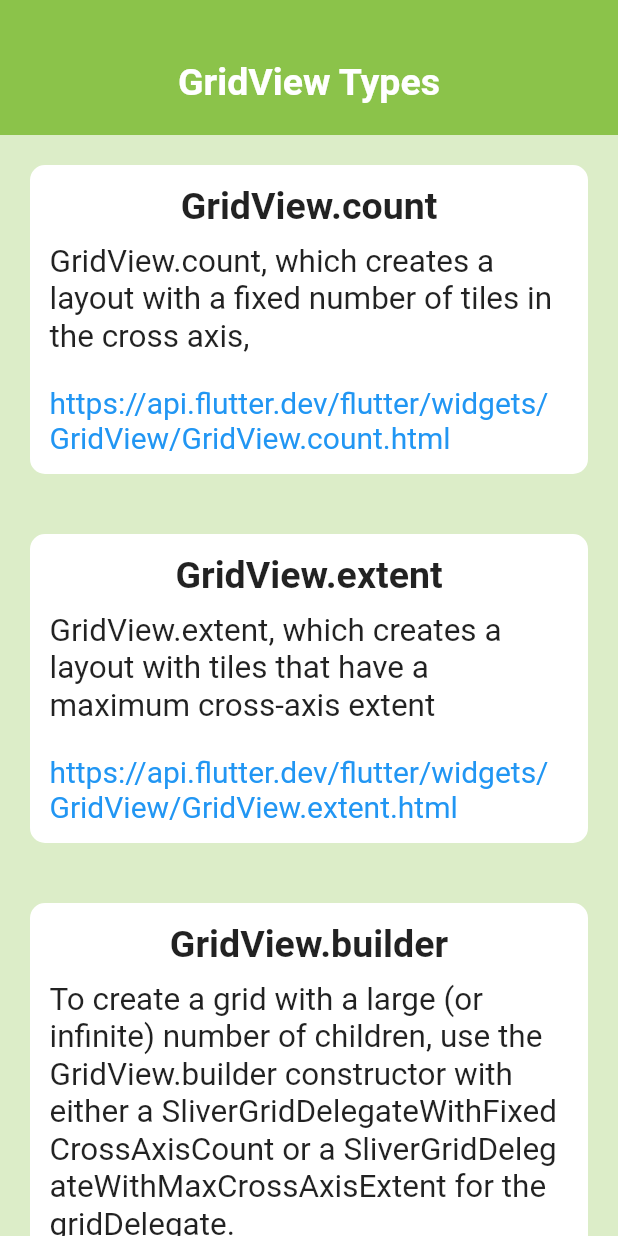
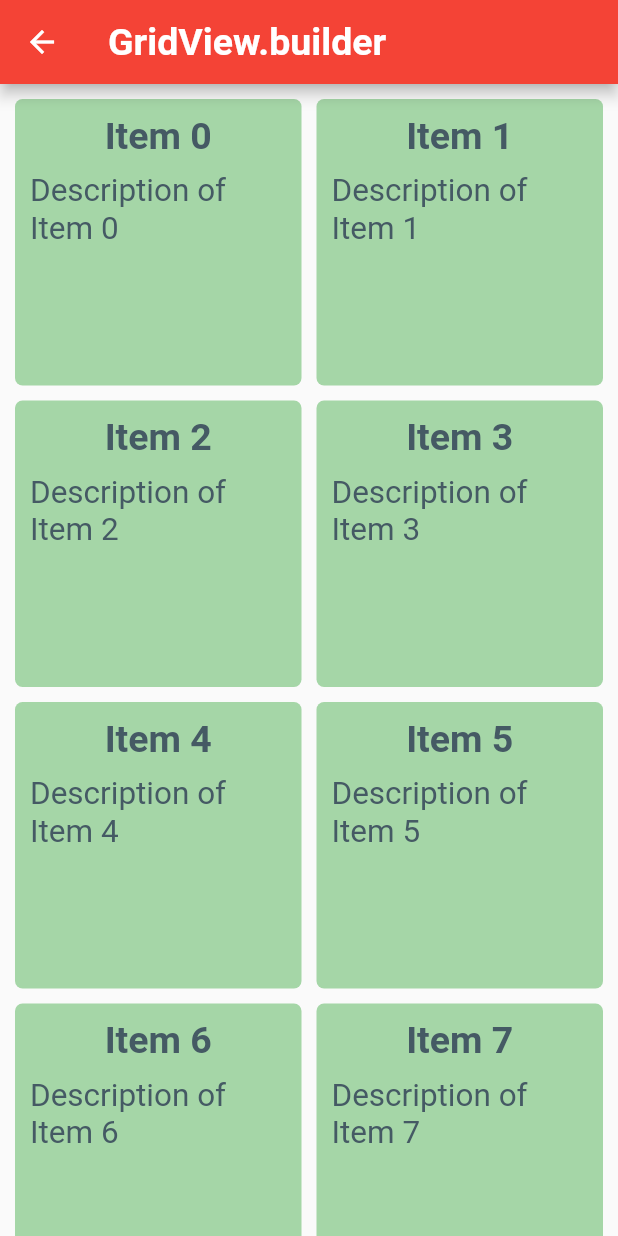
Before and after one commit to ChandravirRaj/lodhi_info_tech, a Flutter app: the GridViewTypes screen opened directly, after a tap on "GridView.builder", on a phone screen of 412 x 824 dp. Run offline on Flutter 3.47's test engine with Material 2 defaults, Android fonts, the phone set to English and light mode, and no system bars; our stand-ins replace email_validator.

Commit message:
add Grid view with builder

```diff
--- /dev/null
+++ b/lib/practice/grid/tut_gridview_builder.dart
@@ -0,0 +1,84 @@
+import 'package:flutter/gestures.dart';
+import 'package:flutter/material.dart';
+import 'package:lodhi_info_tech/utils/util.dart';
+
+class GirdViewWithBuilder extends StatefulWidget {
+  const GirdViewWithBuilder({super.key});
+
+  @override
+  State<GirdViewWithBuilder> createState() => _GirdViewWithBuilderState();
+}
+
+class _GirdViewWithBuilderState extends State<GirdViewWithBuilder> {
+  var arrNames = List<String>.generate(10000, (i) => 'Item $i');
+
+  @override
+  Widget build(BuildContext context) {
+    return Scaffold(
+      appBar: AppBar(
+        title: Text(
+          "GridView.builder",
+          style:
+              Util.headerTitleTextStyle(textColor: Colors.white, fontSize: 25),
+        ),
+      ),
+      body: Container(
+        width: double.infinity,
+        child: GridView.builder(
+          padding: EdgeInsets.all(10),
+          gridDelegate: const SliverGridDelegateWithMaxCrossAxisExtent(
+              maxCrossAxisExtent: 200,
+              mainAxisSpacing: 10,
+              crossAxisSpacing: 10),
+
+          // gridDelegate: const SliverGridDelegateWithFixedCrossAxisCount(
+          //     crossAxisCount: 2, mainAxisSpacing: 10, crossAxisSpacing: 10),
+
+
+          // findChildIndexCallback: (key){
+          //   final valueKey = key as ValueKey;
+          //   final index = arrNames.indexWhere((item) => item == valueKey.value);
+          //   Util.showSnackBar(context, arrNames[index]);
+          // },
+
+
+          itemBuilder: (BuildContext context, int index) {
+            return InkWell(
+              onTap: (){
+                Util.showSnackBar(context,arrNames[index]);
+              },
+              child: Container(
+                decoration: BoxDecoration(
+                  color: Colors.green.shade200,
+                  shape: BoxShape.rectangle,
+                  borderRadius: const BorderRadius.all(Radius.circular(5.0)),
+                ),
+                child: Column(
+                  children: [
+                    Padding(
+                      padding: const EdgeInsets.only(top: 10),
+                      child: Text(
+                        arrNames[index],
+                        style: Util.headerTitleTextStyle(
+                            textColor: Colors.blueGrey.shade700, fontSize: 25),
+                      ),
+                    ),
+                    Padding(
+                      padding: const EdgeInsets.all(10),
+                      child: Text(
+                        "Description of ${arrNames[index]}",
+                        style: Util.regularTextStyle(
+                            textColor: Colors.blueGrey.shade700, fontSize: 21),
+                      ),
+                    ),
+                  ],
+                ),
+              ),
+            );
+          },
+          itemCount: arrNames.length,
+        ),
+      ),
+    );
+  }
+}
--- a/lib/practice/tut_gridview_types.dart
+++ b/lib/practice/tut_gridview_types.dart
@@ -1,6 +1,7 @@
 import 'package:flutter/gestures.dart';
 import 'package:flutter/material.dart';
 import 'package:lodhi_info_tech/practice/grid/tut_gridview_extent.dart';
+import 'package:lodhi_info_tech/practice/grid/tut_gridview_builder.dart';
 import 'package:lodhi_info_tech/utils/util.dart';
 
 import 'grid/tut_gridview_count.dart';
@@ -291,7 +292,7 @@ class _GridViewTypesState extends State<GridViewTypes> {
 
   void _moveToBuilder() {
     Navigator.push(context, MaterialPageRoute(builder: (context) {
-      return const GridViewTypes();
+      return const GirdViewWithBuilder();
     }));
   }
 }
--- a/lib/utils/util.dart
+++ b/lib/utils/util.dart
@@ -2,9 +2,10 @@ import 'package:flutter/material.dart';
 import 'package:lodhi_info_tech/utils/constants.dart';
 
 class Util {
+
   static void showSnackBar(BuildContext context, String itemName) {
     final snackBar = SnackBar(
-      content: Text("You are on item $itemName Add functionality !!!"),
+      content: Text("You are on item $itemName  !!!"),
       action: SnackBarAction(
         label: 'Undo',
         onPressed: () {
@@ -14,6 +15,19 @@ class Util {
     );
     ScaffoldMessenger.of(context).showSnackBar(snackBar);
   }
+
+  // static void showToastMessage( String message){
+  //   print("-------message-----------------$message-------");
+  //   Fluttertoast.showToast(
+  //       msg: message,
+  //       toastLength: Toast.LENGTH_SHORT,
+  //       gravity: ToastGravity.CENTER,
+  //       timeInSecForIosWeb: 1,
+  //       backgroundColor: Colors.red,
+  //       textColor: Colors.white,
+  //       fontSize: 16.0
+  //   );
+  // }
 
   static TextStyle headerTitleTextStyle(
       {textColor = Colors.purple,
```
